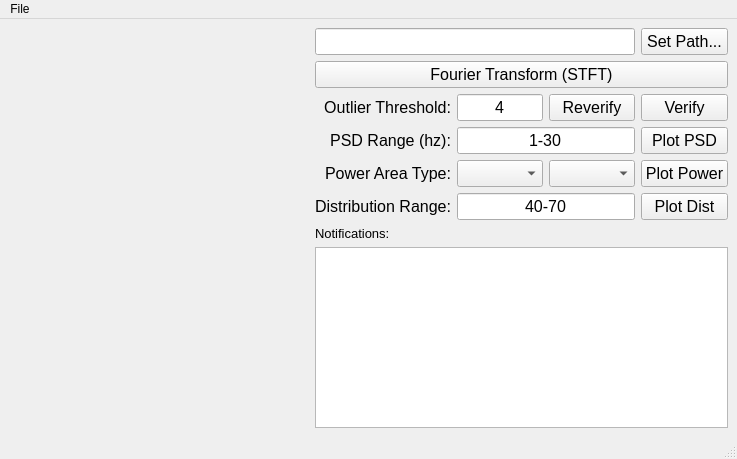
Qt form sakeplot.ui (SAKEverse/sake-plot) before a commit.
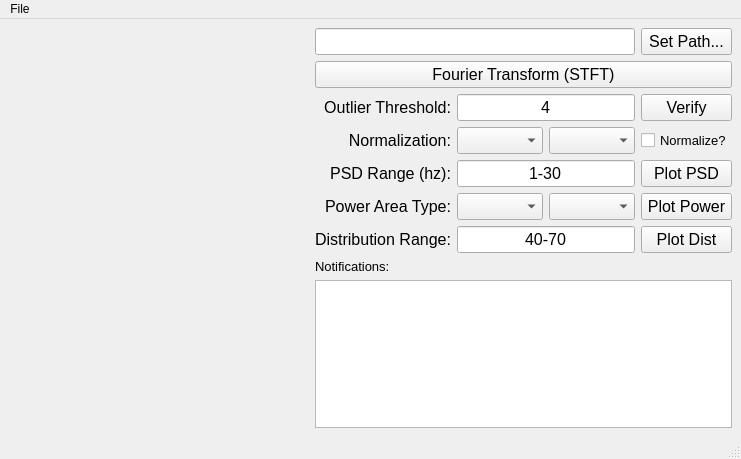
The same form after that commit.

The edit to the form file:
```diff
--- a/sakeplot.ui
+++ b/sakeplot.ui
@@ -6,7 +6,7 @@
    <rect>
     <x>0</x>
     <y>0</y>
-    <width>621</width>
+    <width>627</width>
     <height>448</height>
    </rect>
   </property>
@@ -15,76 +15,19 @@
   </property>
   <widget class="QWidget" name="centralwidget">
    <layout class="QGridLayout" name="gridLayout">
-    <item row="6" column="1">
-     <widget class="QLabel" name="label">
+    <item row="5" column="4">
+     <widget class="QPushButton" name="PowerAreaButton">
       <property name="font">
        <font>
-        <pointsize>10</pointsize>
-       </font>
-      </property>
-      <property name="text">
-       <string>Notifications:</string>
-      </property>
-     </widget>
-    </item>
-    <item row="0" column="1" colspan="3">
-     <widget class="QLineEdit" name="pathEdit">
-      <property name="font">
-       <font>
         <pointsize>12</pointsize>
        </font>
       </property>
-      <property name="alignment">
-       <set>Qt::AlignRight|Qt::AlignTrailing|Qt::AlignVCenter</set>
-      </property>
-      <property name="readOnly">
-       <bool>true</bool>
-      </property>
-     </widget>
-    </item>
-    <item row="7" column="1" colspan="4">
-     <widget class="QTextBrowser" name="errorBrowser">
-      <property name="font">
-       <font>
-        <pointsize>10</pointsize>
-       </font>
-      </property>
-     </widget>
-    </item>
-    <item row="1" column="1" colspan="4">
-     <widget class="QPushButton" name="STFTButton">
-      <property name="font">
-       <font>
-        <pointsize>12</pointsize>
-       </font>
-      </property>
       <property name="text">
-       <string>Fourier Transform (STFT)</string>
+       <string>Plot Power</string>
       </property>
      </widget>
     </item>
-    <item row="4" column="2">
-     <widget class="QComboBox" name="plotValue">
-      <property name="font">
-       <font>
-        <pointsize>12</pointsize>
-       </font>
-      </property>
-     </widget>
-    </item>
-    <item row="3" column="4">
-     <widget class="QPushButton" name="PSDButton">
-      <property name="font">
-       <font>
-        <pointsize>12</pointsize>
-       </font>
-      </property>
-      <property name="text">
-       <string>Plot PSD</string>
-      </property>
-     </widget>
-    </item>
-    <item row="4" column="1">
+    <item row="5" column="1">
      <widget class="QLabel" name="labelPlotType">
       <property name="font">
        <font>
@@ -101,7 +44,7 @@
       </property>
      </widget>
     </item>
-    <item row="4" column="3">
+    <item row="5" column="3">
      <widget class="QComboBox" name="plotType">
       <property name="font">
        <font>
@@ -110,19 +53,24 @@
       </property>
      </widget>
     </item>
-    <item row="4" column="4">
-     <widget class="QPushButton" name="PowerAreaButton">
+    <item row="2" column="1">
+     <widget class="QLabel" name="labelThresh">
       <property name="font">
        <font>
         <pointsize>12</pointsize>
+        <weight>50</weight>
+        <bold>false</bold>
        </font>
       </property>
       <property name="text">
-       <string>Plot Power</string>
+       <string>Outlier Threshold:</string>
+      </property>
+      <property name="alignment">
+       <set>Qt::AlignRight|Qt::AlignTrailing|Qt::AlignVCenter</set>
       </property>
      </widget>
     </item>
-    <item row="0" column="0" rowspan="8">
+    <item row="0" column="0" rowspan="9">
      <widget class="QLabel" name="picLabel">
       <property name="sizePolicy">
        <sizepolicy hsizetype="MinimumExpanding" vsizetype="MinimumExpanding">
@@ -165,51 +113,7 @@
       </property>
      </widget>
     </item>
-    <item row="2" column="2">
-     <widget class="QLineEdit" name="threshEdit">
-      <property name="font">
-       <font>
-        <pointsize>12</pointsize>
-       </font>
-      </property>
-      <property name="text">
-       <string>4</string>
-      </property>
-      <property name="alignment">
-       <set>Qt::AlignCenter</set>
-      </property>
-     </widget>
-    </item>
-    <item row="2" column="3">
-     <widget class="QPushButton" name="reverifyButton">
-      <property name="font">
-       <font>
-        <pointsize>12</pointsize>
-       </font>
-      </property>
-      <property name="text">
-       <string>Reverify</string>
-      </property>
-     </widget>
-    </item>
-    <item row="2" column="1">
-     <widget class="QLabel" name="labelThresh">
-      <property name="font">
-       <font>
-        <pointsize>12</pointsize>
-        <weight>50</weight>
-        <bold>false</bold>
-       </font>
-      </property>
-      <property name="text">
-       <string>Outlier Threshold:</string>
-      </property>
-      <property name="alignment">
-       <set>Qt::AlignRight|Qt::AlignTrailing|Qt::AlignVCenter</set>
-      </property>
-     </widget>
-    </item>
-    <item row="3" column="2" colspan="2">
+    <item row="4" column="2" colspan="2">
      <widget class="QLineEdit" name="PSDEdit">
       <property name="font">
        <font>
@@ -227,24 +131,7 @@
       </property>
      </widget>
     </item>
-    <item row="3" column="1">
-     <widget class="QLabel" name="labelPSDRange">
-      <property name="font">
-       <font>
-        <pointsize>12</pointsize>
-        <weight>50</weight>
-        <bold>false</bold>
-       </font>
-      </property>
-      <property name="text">
-       <string>PSD Range (hz):</string>
-      </property>
-      <property name="alignment">
-       <set>Qt::AlignRight|Qt::AlignTrailing|Qt::AlignVCenter</set>
-      </property>
-     </widget>
-    </item>
-    <item row="5" column="4">
+    <item row="6" column="4">
      <widget class="QPushButton" name="distButton">
       <property name="font">
        <font>
@@ -256,22 +143,7 @@
       </property>
      </widget>
     </item>
-    <item row="5" column="1">
-     <widget class="QLabel" name="labelDist">
-      <property name="font">
-       <font>
-        <pointsize>12</pointsize>
-       </font>
-      </property>
-      <property name="text">
-       <string>Distribution Range:</string>
-      </property>
-      <property name="alignment">
-       <set>Qt::AlignRight|Qt::AlignTrailing|Qt::AlignVCenter</set>
-      </property>
-     </widget>
-    </item>
-    <item row="5" column="2" colspan="2">
+    <item row="6" column="2" colspan="2">
      <widget class="QLineEdit" name="distEdit">
       <property name="font">
        <font>
@@ -286,6 +158,167 @@
       </property>
      </widget>
     </item>
+    <item row="6" column="1">
+     <widget class="QLabel" name="labelDist">
+      <property name="font">
+       <font>
+        <pointsize>12</pointsize>
+       </font>
+      </property>
+      <property name="text">
+       <string>Distribution Range:</string>
+      </property>
+      <property name="alignment">
+       <set>Qt::AlignRight|Qt::AlignTrailing|Qt::AlignVCenter</set>
+      </property>
+     </widget>
+    </item>
+    <item row="4" column="1">
+     <widget class="QLabel" name="labelPSDRange">
+      <property name="font">
+       <font>
+        <pointsize>12</pointsize>
+        <weight>50</weight>
+        <bold>false</bold>
+       </font>
+      </property>
+      <property name="text">
+       <string>PSD Range (hz):</string>
+      </property>
+      <property name="alignment">
+       <set>Qt::AlignRight|Qt::AlignTrailing|Qt::AlignVCenter</set>
+      </property>
+     </widget>
+    </item>
+    <item row="0" column="1" colspan="3">
+     <widget class="QLineEdit" name="pathEdit">
+      <property name="font">
+       <font>
+        <pointsize>12</pointsize>
+       </font>
+      </property>
+      <property name="alignment">
+       <set>Qt::AlignRight|Qt::AlignTrailing|Qt::AlignVCenter</set>
+      </property>
+      <property name="readOnly">
+       <bool>true</bool>
+      </property>
+     </widget>
+    </item>
+    <item row="7" column="1">
+     <widget class="QLabel" name="label">
+      <property name="font">
+       <font>
+        <pointsize>10</pointsize>
+       </font>
+      </property>
+      <property name="text">
+       <string>Notifications:</string>
+      </property>
+     </widget>
+    </item>
+    <item row="8" column="1" colspan="4">
+     <widget class="QTextBrowser" name="errorBrowser">
+      <property name="font">
+       <font>
+        <pointsize>10</pointsize>
+       </font>
+      </property>
+     </widget>
+    </item>
+    <item row="5" column="2">
+     <widget class="QComboBox" name="plotValue">
+      <property name="font">
+       <font>
+        <pointsize>12</pointsize>
+       </font>
+      </property>
+     </widget>
+    </item>
+    <item row="1" column="1" colspan="4">
+     <widget class="QPushButton" name="STFTButton">
+      <property name="font">
+       <font>
+        <pointsize>12</pointsize>
+       </font>
+      </property>
+      <property name="text">
+       <string>Fourier Transform (STFT)</string>
+      </property>
+     </widget>
+    </item>
+    <item row="4" column="4">
+     <widget class="QPushButton" name="PSDButton">
+      <property name="font">
+       <font>
+        <pointsize>12</pointsize>
+       </font>
+      </property>
+      <property name="text">
+       <string>Plot PSD</string>
+      </property>
+     </widget>
+    </item>
+    <item row="3" column="2">
+     <widget class="QComboBox" name="normCol">
+      <property name="font">
+       <font>
+        <pointsize>12</pointsize>
+       </font>
+      </property>
+     </widget>
+    </item>
+    <item row="2" column="2" colspan="2">
+     <widget class="QLineEdit" name="threshEdit">
+      <property name="font">
+       <font>
+        <pointsize>12</pointsize>
+       </font>
+      </property>
+      <property name="text">
+       <string>4</string>
+      </property>
+      <property name="alignment">
+       <set>Qt::AlignCenter</set>
+      </property>
+     </widget>
+    </item>
+    <item row="3" column="1">
+     <widget class="QLabel" name="labelNormalize">
+      <property name="font">
+       <font>
+        <pointsize>12</pointsize>
+       </font>
+      </property>
+      <property name="text">
+       <string>Normalization:</string>
+      </property>
+      <property name="alignment">
+       <set>Qt::AlignRight|Qt::AlignTrailing|Qt::AlignVCenter</set>
+      </property>
+     </widget>
+    </item>
+    <item row="3" column="3">
+     <widget class="QComboBox" name="normGroup">
+      <property name="font">
+       <font>
+        <pointsize>12</pointsize>
+       </font>
+      </property>
+     </widget>
+    </item>
+    <item row="3" column="4">
+     <widget class="QCheckBox" name="checkBoxNorm">
+      <property name="font">
+       <font>
+        <pointsize>10</pointsize>
+       </font>
+      </property>
+      <property name="text">
+       <string>Normalize?</string>
+      </property>
+     </widget>
+    </item>
    </layout>
   </widget>
   <widget class="QMenuBar" name="menubar">
@@ -293,7 +326,7 @@
     <rect>
      <x>0</x>
      <y>0</y>
-     <width>621</width>
+     <width>627</width>
      <height>18</height>
     </rect>
    </property>
```
